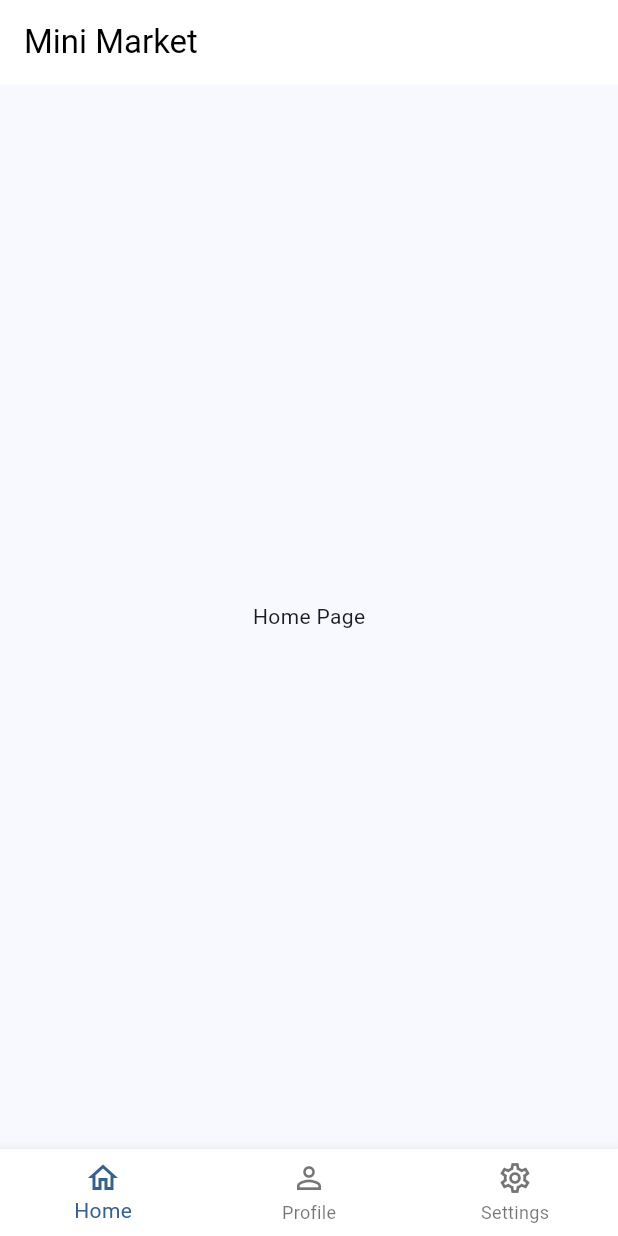
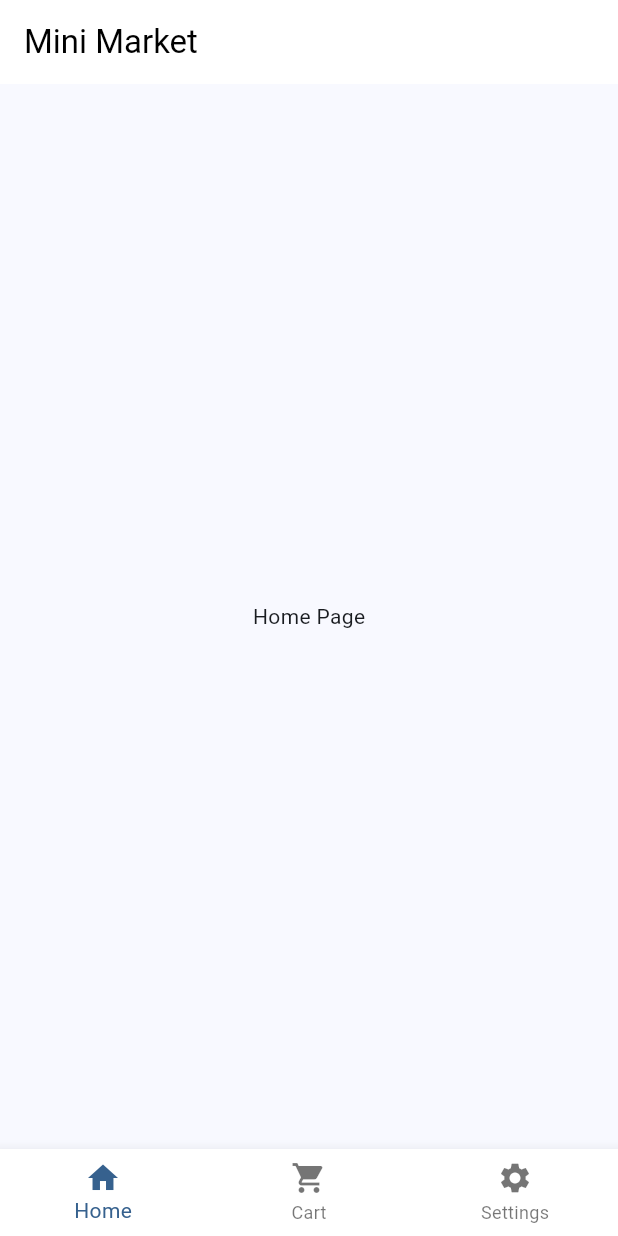
Before and after one commit to Esubale-Endale/flutter_demo, a Flutter app: the MyHomePage screen opened directly, on a phone screen of 412 x 824 dp. Run offline on Flutter 3.47's test engine with Material 3 defaults, Android fonts, the phone set to English and light mode, and no system bars.

Commit message:
feat: restructure application by removing old components and adding new app structure

```diff
--- a/lib/home_screen.dart
+++ b/lib/MiniMarket/app.dart
@@ -10,38 +10,43 @@ class MiniMarketApp extends StatelessWidget {
       theme: ThemeData(
         colorScheme: ColorScheme.fromSeed(seedColor: Colors.blue),
       ),
-      home: const HomeScreen(),
+      home: const MyHomePage(title: 'Mini Market'),
     );
   }
 }
 
-class HomeScreen extends StatefulWidget {
-  const HomeScreen({super.key});
+class MyHomePage extends StatefulWidget {
+  const MyHomePage({super.key, required this.title});
+
+  final String title;
 
   @override
-  State<HomeScreen> createState() => _HomeScreenState();
+  State<MyHomePage> createState() => _MyHomePageState();
 }
 
-class _HomeScreenState extends State<HomeScreen> {
+class _MyHomePageState extends State<MyHomePage> {
   int currentIndex = 0;
-
-  final List<Widget> pages = const [
-    Center(child: Text('Home Page')),
-    Center(child: Text('Cart Page')),
-    Center(child: Text('Settings Page')),
-  ];
 
   @override
   Widget build(BuildContext context) {
     return Scaffold(
       appBar: AppBar(
         backgroundColor: Colors.white,
-        title: const Text('Mini Market', style: TextStyle(color: Colors.black)),
+        title: Text(widget.title, style: const TextStyle(color: Colors.black)),
       ),
-      body: Center(child: pages[currentIndex]),
+      body: Center(
+        child: IndexedStack(
+          index: currentIndex,
+          children: const [
+            Center(child: Text('Home Page')),
+            Center(child: Text('Cart Page')),
+            Center(child: Text('Settings Page')),
+          ],
+        ),
+      ),
       bottomNavigationBar: BottomNavigationBar(
         backgroundColor: Colors.white,
-        items: [
+        items: const [
           BottomNavigationBarItem(icon: Icon(Icons.home), label: 'Home'),
           BottomNavigationBarItem(
             icon: Icon(Icons.shopping_cart),
--- a/lib/layout/navbar.dart
+++ /dev/null
@@ -1,7 +0,0 @@
-import 'package:flutter/material.dart';
-
-const navItems = [
-  BottomNavigationBarItem(icon: Icon(Icons.home_outlined), label: 'Home'),
-  BottomNavigationBarItem(icon: Icon(Icons.person_outline), label: 'Profile'),
-  BottomNavigationBarItem(icon: Icon(Icons.settings_outlined), label: 'Settings'),
-];
--- a/lib/main.dart
+++ b/lib/main.dart
@@ -1,66 +1,7 @@
 import 'package:flutter/material.dart';
-import 'package:flutter_demo/home_screen.dart';
 
-import 'layout/navbar.dart';
+import 'package:flutter_demo/MiniMarket/app.dart';
 
 void main() {
   runApp(const MiniMarketApp());
 }
-
-class MyApp extends StatelessWidget {
-  const MyApp({super.key});
-
-  @override
-  Widget build(BuildContext context) {
-    return MaterialApp(
-      title: 'Flutter Demo',
-      theme: ThemeData(
-        colorScheme: ColorScheme.fromSeed(seedColor: Colors.blue),
-      ),
-      home: const MyHomePage(title: 'Mini Market'),
-    );
-  }
-}
-
-class MyHomePage extends StatefulWidget {
-  const MyHomePage({super.key, required this.title});
-
-  final String title;
-
-  @override
-  State<MyHomePage> createState() => _MyHomePageState();
-}
-
-class _MyHomePageState extends State<MyHomePage> {
-  int currentIndex = 0;
-
-  @override
-  Widget build(BuildContext context) {
-    return Scaffold(
-      appBar: AppBar(
-        backgroundColor: Colors.white,
-        title: Text(widget.title, style: const TextStyle(color: Colors.black)),
-      ),
-      body: Center(
-        child: IndexedStack(
-          index: currentIndex,
-          children: const [
-            Center(child: Text('Home Page')),
-            Center(child: Text('Cart Page')),
-            Center(child: Text('Settings Page')),
-          ],
-        ),
-      ),
-      bottomNavigationBar: BottomNavigationBar(
-        backgroundColor: Colors.white,
-        items: navItems,
-
-        onTap: (index) {
-          setState(() {
-            currentIndex = index;
-          });
-        },
-      ),
-    );
-  }
-}
```
Also changed, not shown: lib/component/product_card.dart (deleted, +0 -54 lines), 1 other file.
